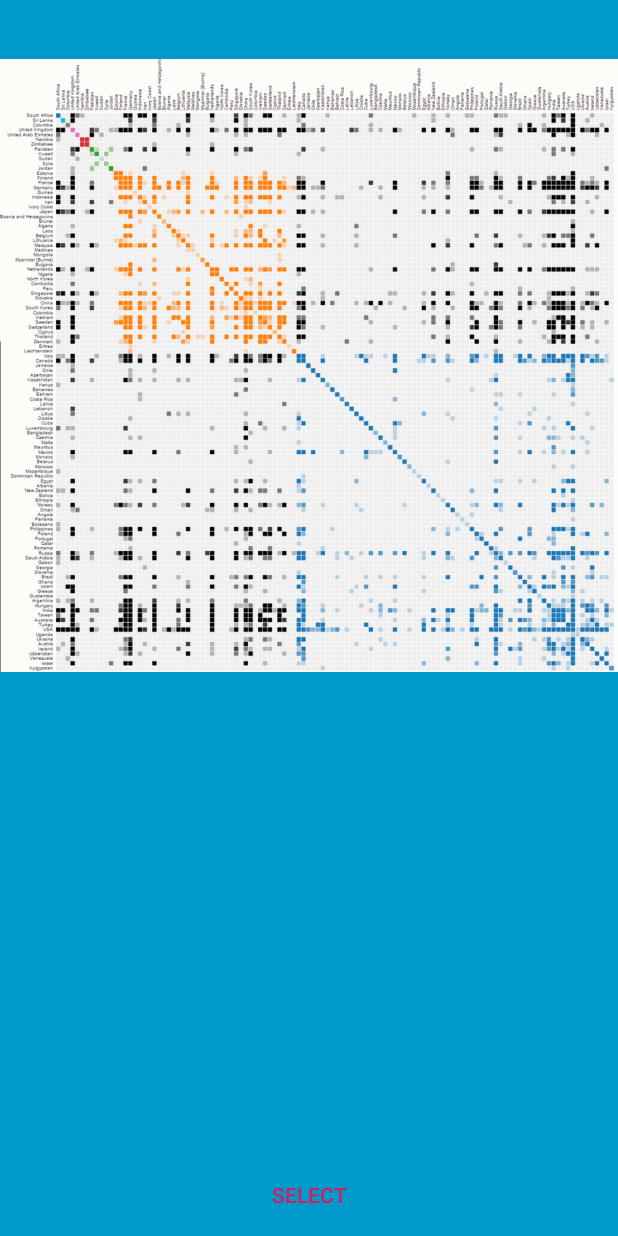
After one commit to JustinKnueppel/FatFingerSelection, an Android app: the TwoDSelectActivity screen opened directly, with no data from a screen before it, on a phone screen of 412 x 824 dp. The commit adds this screen. Run offline under Robolectric (Android 15) with nearby library versions, the phone set to English and light mode, and no system bars; 2 statements that could not run were skipped.

Commit message:
start 2D selection activity

```diff
--- a/app/build.gradle
+++ b/app/build.gradle
@@ -23,6 +23,7 @@ dependencies {
     implementation fileTree(dir: 'libs', include: ['*.jar'])
     implementation 'androidx.appcompat:appcompat:1.0.2'
     implementation 'androidx.constraintlayout:constraintlayout:1.1.3'
+    implementation 'androidx.legacy:legacy-support-v4:1.0.0'
     testImplementation 'junit:junit:4.12'
     androidTestImplementation 'androidx.test.ext:junit:1.1.0'
     androidTestImplementation 'androidx.test.espresso:espresso-core:3.1.1'
--- a/app/src/main/AndroidManifest.xml
+++ b/app/src/main/AndroidManifest.xml
@@ -9,6 +9,11 @@
         android:roundIcon="@mipmap/ic_launcher_round"
         android:supportsRtl="true"
         android:theme="@style/AppTheme">
+        <activity
+            android:name=".TwoDSelectActivity"
+            android:configChanges="orientation|keyboardHidden|screenSize"
+            android:label="@string/title_activity_two_d_select"
+            android:theme="@style/FullscreenTheme"></activity>
         <activity android:name=".MainActivity">
             <intent-filter>
                 <action android:name="android.intent.action.MAIN" />
--- /dev/null
+++ b/app/src/main/java/com/example/spacetimecubes/TwoDSelectActivity.java
@@ -0,0 +1,165 @@
+package com.example.spacetimecubes;
+
+import android.annotation.SuppressLint;
+
+import androidx.appcompat.app.ActionBar;
+import androidx.appcompat.app.AppCompatActivity;
+
+import android.os.Bundle;
+import android.os.Handler;
+import android.view.MotionEvent;
+import android.view.View;
+
+/**
+ * An example full-screen activity that shows and hides the system UI (i.e.
+ * status bar and navigation/system bar) with user interaction.
+ */
+public class TwoDSelectActivity extends AppCompatActivity {
+    /**
+     * Whether or not the system UI should be auto-hidden after
+     * {@link #AUTO_HIDE_DELAY_MILLIS} milliseconds.
+     */
+    private static final boolean AUTO_HIDE = true;
+
+    /**
+     * If {@link #AUTO_HIDE} is set, the number of milliseconds to wait after
+     * user interaction before hiding the system UI.
+     */
+    private static final int AUTO_HIDE_DELAY_MILLIS = 3000;
+
+    /**
+     * Some older devices needs a small delay between UI widget updates
+     * and a change of the status and navigation bar.
+     */
+    private static final int UI_ANIMATION_DELAY = 300;
+    private final Handler mHideHandler = new Handler();
+    private View mContentView;
+    private final Runnable mHidePart2Runnable = new Runnable() {
+        @SuppressLint("InlinedApi")
+        @Override
+        public void run() {
+            // Delayed removal of status and navigation bar
+
+            // Note that some of these constants are new as of API 16 (Jelly Bean)
+            // and API 19 (KitKat). It is safe to use them, as they are inlined
+            // at compile-time and do nothing on earlier devices.
+            mContentView.setSystemUiVisibility(View.SYSTEM_UI_FLAG_LOW_PROFILE
+                    | View.SYSTEM_UI_FLAG_FULLSCREEN
+                    | View.SYSTEM_UI_FLAG_LAYOUT_STABLE
+                    | View.SYSTEM_UI_FLAG_IMMERSIVE_STICKY
+                    | View.SYSTEM_UI_FLAG_LAYOUT_HIDE_NAVIGATION
+                    | View.SYSTEM_UI_FLAG_HIDE_NAVIGATION);
+        }
+    };
+    private View mControlsView;
+    private final Runnable mShowPart2Runnable = new Runnable() {
+        @Override
+        public void run() {
+            // Delayed display of UI elements
+            ActionBar actionBar = getSupportActionBar();
+            if (actionBar != null) {
+                actionBar.show();
+            }
+            mControlsView.setVisibility(View.VISIBLE);
+        }
+    };
+    private boolean mVisible;
+    private final Runnable mHideRunnable = new Runnable() {
+        @Override
+        public void run() {
+            hide();
+        }
+    };
+    /**
+     * Touch listener to use for in-layout UI controls to delay hiding the
+     * system UI. This is to prevent the jarring behavior of controls going away
+     * while interacting with activity UI.
+     */
+    private final View.OnTouchListener mDelayHideTouchListener = new View.OnTouchListener() {
+        @Override
+        public boolean onTouch(View view, MotionEvent motionEvent) {
+            if (AUTO_HIDE) {
+                delayedHide(AUTO_HIDE_DELAY_MILLIS);
+            }
+            return false;
+        }
+    };
+
+    @Override
+    protected void onCreate(Bundle savedInstanceState) {
+        super.onCreate(savedInstanceState);
+
+        setContentView(R.layout.activity_two_d_select);
+
+        mVisible = true;
+        mControlsView = findViewById(R.id.fullscreen_content_controls);
+        mContentView = findViewById(R.id.adjacency_matrix);
+
+
+        // Set up the user interaction to manually show or hide the system UI.
+        mContentView.setOnClickListener(new View.OnClickListener() {
+            @Override
+            public void onClick(View view) {
+                toggle();
+            }
+        });
+
+        // Upon interacting with UI controls, delay any scheduled hide()
+        // operations to prevent the jarring behavior of controls going away
+        // while interacting with the UI.
+        findViewById(R.id.two_d_submit).setOnTouchListener(mDelayHideTouchListener);
+    }
+
+    @Override
+    protected void onPostCreate(Bundle savedInstanceState) {
+        super.onPostCreate(savedInstanceState);
+
+        // Trigger the initial hide() shortly after the activity has been
+        // created, to briefly hint to the user that UI controls
+        // are available.
+        delayedHide(100);
+    }
+
+    private void toggle() {
+        if (mVisible) {
+            hide();
+        } else {
+            show();
+        }
+    }
+
+    private void hide() {
+        // Hide UI first
+        ActionBar actionBar = getSupportActionBar();
+        if (actionBar != null) {
+            actionBar.hide();
+        }
+        mControlsView.setVisibility(View.GONE);
+        mVisible = false;
+
+        // Schedule a runnable to remove the status and navigation bar after a delay
+        mHideHandler.removeCallbacks(mShowPart2Runnable);
+        mHideHandler.postDelayed(mHidePart2Runnable, UI_ANIMATION_DELAY);
+    }
+
+    @SuppressLint("InlinedApi")
+    private void show() {
+        // Show the system bar
+        mContentView.setSystemUiVisibility(View.SYSTEM_UI_FLAG_LAYOUT_FULLSCREEN
+                | View.SYSTEM_UI_FLAG_LAYOUT_HIDE_NAVIGATION);
+        mVisible = true;
+
+        // Schedule a runnable to display UI elements after a delay
+        mHideHandler.removeCallbacks(mHidePart2Runnable);
+        mHideHandler.postDelayed(mShowPart2Runnable, UI_ANIMATION_DELAY);
+    }
+
+    /**
+     * Schedules a call to hide() in delay milliseconds, canceling any
+     * previously scheduled calls.
+     */
+    private void delayedHide(int delayMillis) {
+        mHideHandler.removeCallbacks(mHideRunnable);
+        mHideHandler.postDelayed(mHideRunnable, delayMillis);
+    }
+}
--- /dev/null
+++ b/app/src/main/res/layout/activity_two_d_select.xml
@@ -0,0 +1,64 @@
+<?xml version="1.0" encoding="utf-8"?>
+<LinearLayout xmlns:android="http://schemas.android.com/apk/res/android"
+    android:orientation="vertical"
+    xmlns:tools="http://schemas.android.com/tools"
+    android:layout_width="match_parent"
+    android:layout_height="match_parent"
+    android:background="#0099cc"
+    tools:context=".TwoDSelectActivity">
+
+    <!-- The primary full-screen view. This can be replaced with whatever view
+         is needed to present your content, e.g. VideoView, SurfaceView,
+         TextureView, etc. -->
+    <ImageView
+        android:id="@+id/adjacency_matrix"
+        android:layout_width="match_parent"
+        android:layout_height="400dp"
+        android:layout_weight="@android:integer/config_shortAnimTime"
+
+        android:gravity="center"
+        android:keepScreenOn="true"
+        android:src="@drawable/adjacencymatrix"
+        android:contentDescription="@string/matrix_alt"/>
+
+<!--        android:text="@string/dummy_content"-->
+<!--        android:textColor="#33b5e5"-->
+<!--        android:textSize="50sp"-->
+<!--        android:textStyle="bold" />-->
+
+
+    <View
+        android:id="@+id/track_pad"
+        android:layout_width="wrap_content"
+        android:layout_height="282dp" />
+
+    <Button
+        android:id="@+id/two_d_submit"
+        style="?metaButtonBarButtonStyle"
+        android:layout_width="match_parent"
+        android:layout_height="wrap_content"
+        android:layout_weight="1"
+        android:text="@string/select_button" />
+    <!-- This FrameLayout insets its children based on system windows using
+     android:fitsSystemWindows. -->
+    <!--    <FrameLayout-->
+<!--        android:layout_width="match_parent"-->
+<!--        android:layout_height="match_parent"-->
+<!--        android:fitsSystemWindows="true">-->
+
+<!--        <LinearLayout-->
+<!--            android:id="@+id/fullscreen_content_controls"-->
+<!--            style="?metaButtonBarStyle"-->
+<!--            android:layout_width="match_parent"-->
+<!--            android:layout_height="wrap_content"-->
+<!--            android:layout_gravity="bottom|center_horizontal"-->
+<!--            android:background="@color/black_overlay"-->
+<!--            android:orientation="horizontal"-->
+<!--            tools:ignore="UselessParent">-->
+
+
+
+<!--        </LinearLayout>-->
+<!--    </FrameLayout>-->
+
+</LinearLayout>
--- a/app/src/main/res/values/colors.xml
+++ b/app/src/main/res/values/colors.xml
@@ -3,4 +3,6 @@
     <color name="colorPrimary">#008577</color>
     <color name="colorPrimaryDark">#00574B</color>
     <color name="colorAccent">#D81B60</color>
+
+    <color name="black_overlay">#66000000</color>
 </resources>
--- a/app/src/main/res/values/strings.xml
+++ b/app/src/main/res/values/strings.xml
@@ -1,3 +1,8 @@
 <resources>
     <string name="app_name">Space Time Cubes</string>
+
+    <string name="title_activity_two_d_select">TwoDSelect</string>
+    <string name="select_button">Select</string>
+    <string name="dummy_content">DUMMY\nCONTENT</string>
+    <string name="matrix_alt">Adjacency Matrix</string>
 </resources>
--- a/app/src/main/res/values/styles.xml
+++ b/app/src/main/res/values/styles.xml
@@ -8,4 +8,16 @@
         <item name="colorAccent">@color/colorAccent</item>
     </style>
 
+    <style name="FullscreenTheme" parent="AppTheme">
+        <item name="android:actionBarStyle">@style/FullscreenActionBarStyle</item>
+        <item name="android:windowActionBarOverlay">true</item>
+        <item name="android:windowBackground">@null</item>
+        <item name="metaButtonBarStyle">?android:attr/buttonBarStyle</item>
+        <item name="metaButtonBarButtonStyle">?android:attr/buttonBarButtonStyle</item>
+    </style>
+
+    <style name="FullscreenActionBarStyle" parent="Widget.AppCompat.ActionBar">
+        <item name="android:background">@color/black_overlay</item>
+    </style>
+
 </resources>
--- a/build.gradle
+++ b/build.gradle
@@ -7,7 +7,7 @@ buildscript {
 
     }
     dependencies {
-        classpath 'com.android.tools.build:gradle:3.5.3'
+        classpath 'com.android.tools.build:gradle:3.6.1'
 
         // NOTE: Do not place your application dependencies here; they belong
         // in the individual module build.gradle files
```
Also changed, not shown: app/src/main/res/values/attrs.xml (added, +12 -0 lines), app/src/main/res/drawable/adjacencymatrix.png (added), gradle/wrapper/gradle-wrapper.properties.
